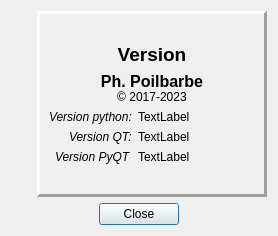
This is src/pbregisteractivity/ui/ui_about.ui in ppoilbarbe/PBRegisterActivity as Qt 5 draws it before an edit. The edited form follows.
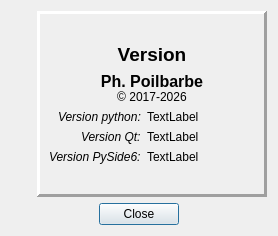
This is the edited form. Icons and pictures are not drawn.

Commit message: Modernisation complète : PySide6, packaging, CI et outillage

What changed in the file:
```diff
--- a/src/pbregisteractivity/ui/ui_about.ui
+++ b/src/pbregisteractivity/ui/ui_about.ui
@@ -109,7 +109,7 @@
            </sizepolicy>
           </property>
           <property name="text">
-           <string>&lt;html&gt;&lt;head/&gt;&lt;body&gt;&lt;p align=&quot;center&quot;&gt;&lt;span style=&quot; font-size:12pt; font-weight:600;&quot;&gt;Ph. Poilbarbe&lt;/span&gt;&lt;br/&gt;© 2017-2023&lt;/p&gt;&lt;/body&gt;&lt;/html&gt;</string>
+           <string>&lt;html&gt;&lt;head/&gt;&lt;body&gt;&lt;p align=&quot;center&quot;&gt;&lt;span style=&quot; font-size:12pt; font-weight:600;&quot;&gt;Ph. Poilbarbe&lt;/span&gt;&lt;br/&gt;© 2017-2026&lt;/p&gt;&lt;/body&gt;&lt;/html&gt;</string>
           </property>
          </widget>
         </item>
@@ -135,7 +135,7 @@
           <item row="2" column="0">
            <widget class="QLabel" name="lblQtVersionLbl">
             <property name="text">
-             <string>&lt;html&gt;&lt;head/&gt;&lt;body&gt;&lt;p&gt;&lt;span style=&quot; font-style:italic;&quot;&gt;Version QT:&lt;/span&gt;&lt;/p&gt;&lt;/body&gt;&lt;/html&gt;</string>
+             <string>&lt;html&gt;&lt;head/&gt;&lt;body&gt;&lt;p&gt;&lt;span style=&quot; font-style:italic;&quot;&gt;Version Qt:&lt;/span&gt;&lt;/p&gt;&lt;/body&gt;&lt;/html&gt;</string>
             </property>
            </widget>
           </item>
@@ -149,7 +149,7 @@
           <item row="3" column="0">
            <widget class="QLabel" name="lblPyqtVersionLbl">
             <property name="text">
-             <string>&lt;html&gt;&lt;head/&gt;&lt;body&gt;&lt;p&gt;&lt;span style=&quot; font-style:italic;&quot;&gt;Version PyQT&lt;/span&gt;&lt;/p&gt;&lt;/body&gt;&lt;/html&gt;</string>
+             <string>&lt;html&gt;&lt;head/&gt;&lt;body&gt;&lt;p&gt;&lt;span style=&quot; font-style:italic;&quot;&gt;Version PySide6:&lt;/span&gt;&lt;/p&gt;&lt;/body&gt;&lt;/html&gt;</string>
             </property>
            </widget>
           </item>
```
Left out of the diff: 4 changed lines with no effect on the pictures. The commit also changes 38 other files.
